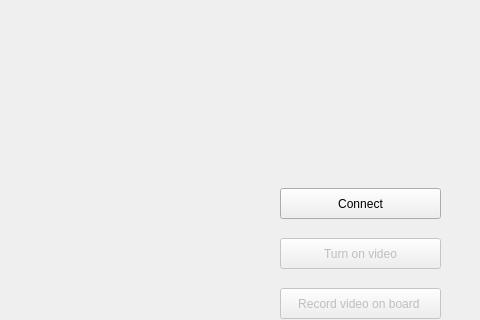
The window that DroneStatsServer/mainwindow.ui (kola1197/DroneApp) describes before a commit, drawn with Qt 5; both pictures show x 320 to 800 and y 192 to 512 of the 800 by 600 pixel window.
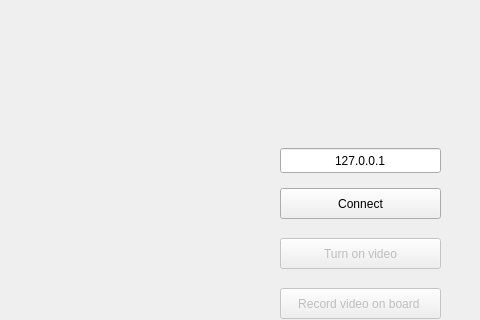
The same window after the commit.

Diff of the .ui file:
```diff
--- a/DroneStatsServer/mainwindow.ui
+++ b/DroneStatsServer/mainwindow.ui
@@ -123,6 +123,22 @@
      <string>Record video on board </string>
     </property>
    </widget>
+   <widget class="QLineEdit" name="ipEdit">
+    <property name="geometry">
+     <rect>
+      <x>600</x>
+      <y>340</y>
+      <width>161</width>
+      <height>25</height>
+     </rect>
+    </property>
+    <property name="text">
+     <string>127.0.0.1</string>
+    </property>
+    <property name="alignment">
+     <set>Qt::AlignCenter</set>
+    </property>
+   </widget>
   </widget>
   <widget class="QMenuBar" name="menubar">
    <property name="geometry">
```
